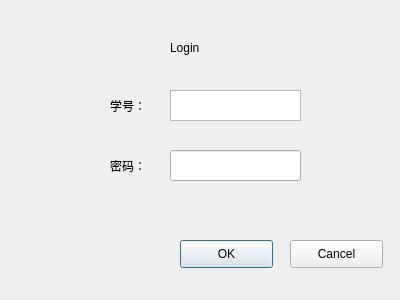
First picture: the form in canvas-calender/login.ui, repository LTZDLY/Qt-canvas-calender, before the edit.
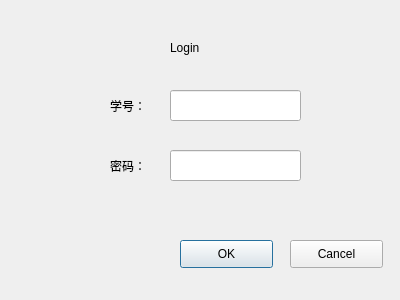
Second picture: the form after the edit.

Diff of the .ui file:
```diff
--- a/canvas-calender/login.ui
+++ b/canvas-calender/login.ui
@@ -26,17 +26,7 @@
     <string>Login</string>
    </property>
   </widget>
-  <widget class="QTextEdit" name="textEdit">
-   <property name="geometry">
-    <rect>
-     <x>170</x>
-     <y>90</y>
-     <width>131</width>
-     <height>31</height>
-    </rect>
-   </property>
-  </widget>
-  <widget class="QLineEdit" name="lineEdit">
+  <widget class="QLineEdit" name="lineEdit_password">
    <property name="geometry">
     <rect>
      <x>170</x>
@@ -98,6 +88,16 @@
     <string>Cancel</string>
    </property>
   </widget>
+  <widget class="QLineEdit" name="lineEdit_id">
+   <property name="geometry">
+    <rect>
+     <x>170</x>
+     <y>90</y>
+     <width>131</width>
+     <height>31</height>
+    </rect>
+   </property>
+  </widget>
  </widget>
  <resources/>
  <connections/>
```
Left out of the diff: 2 changed lines with no effect on the pictures.
